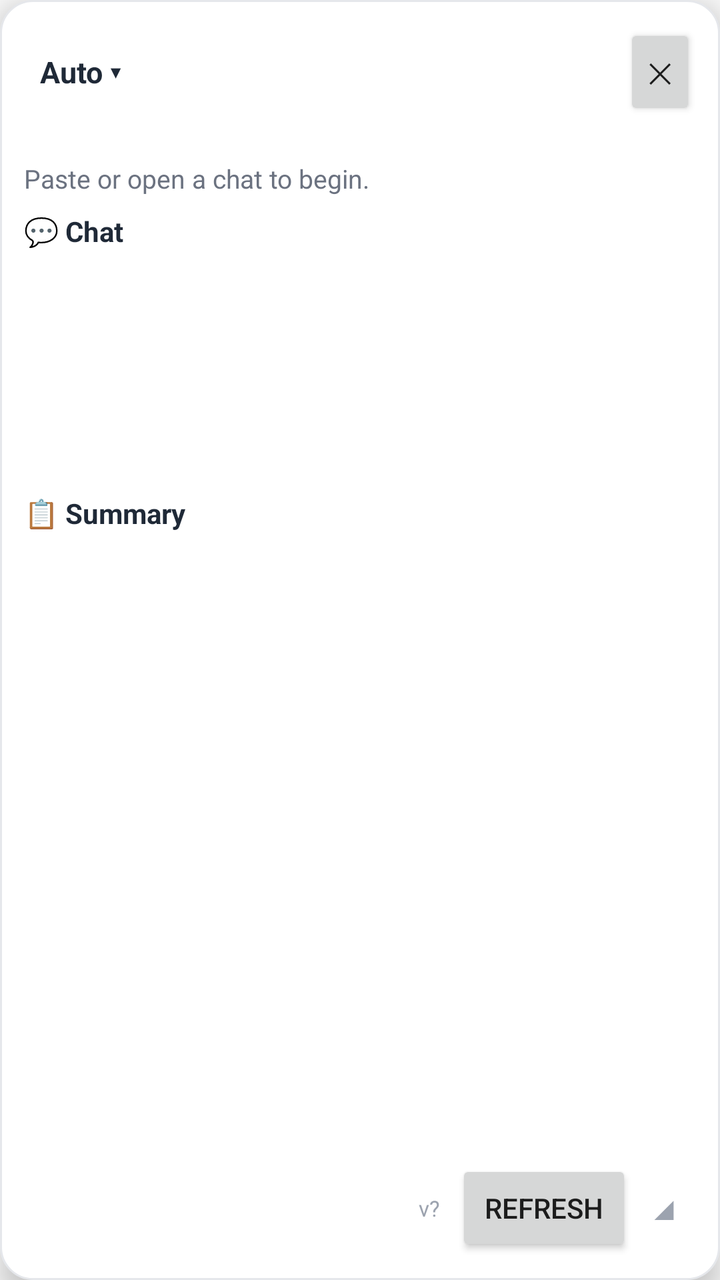
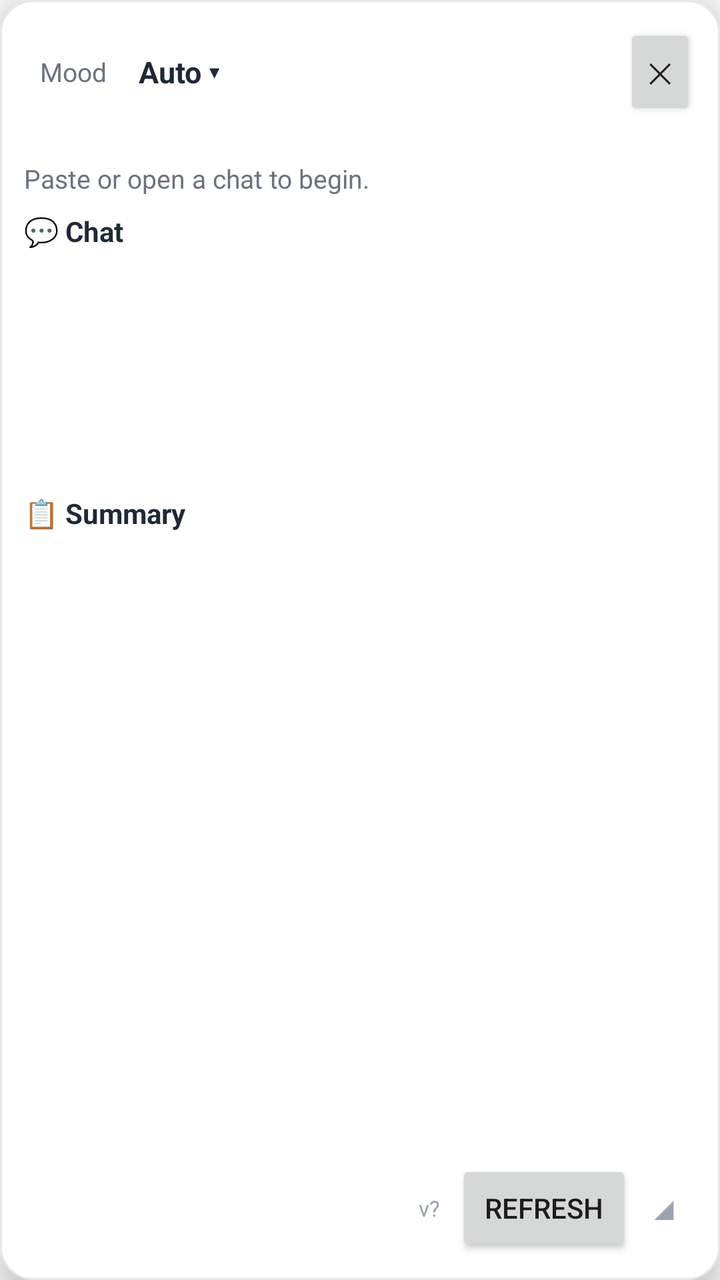

Compare the two renders of this Android layout. The source of the first and the diff that turns it into the second are given below.
<!-- AndroidManifest.xml: application theme Theme.ChatAssist -->
<!-- res/layout/overlay_panel.xml -->
<?xml version="1.0" encoding="utf-8"?>
<LinearLayout xmlns:android="http://schemas.android.com/apk/res/android"
    android:id="@+id/panelRoot"
    android:layout_width="320dp"
    android:layout_height="match_parent"
    android:background="@drawable/panel_background"
    android:elevation="8dp"
    android:orientation="vertical"
    android:padding="12dp">

    <LinearLayout
        android:id="@+id/panelHeader"
        android:layout_width="match_parent"
        android:layout_height="wrap_content"
        android:gravity="center_vertical"
        android:orientation="horizontal">

        <TextView
            android:id="@+id/toneButton"
            android:layout_width="0dp"
            android:layout_height="wrap_content"
            android:layout_weight="1"
            android:padding="8dp"
            android:text="Auto ▾"
            android:textColor="@color/ink"
            android:textSize="15sp"
            android:textStyle="bold" />

        <Button
            android:id="@+id/btnClose"
            android:layout_width="wrap_content"
            android:layout_height="wrap_content"
            android:minWidth="0dp"
            android:text="✕" />
    </LinearLayout>

    
    <LinearLayout
        android:id="@+id/toneOptions"
        android:layout_width="match_parent"
        android:layout_height="wrap_content"
        android:orientation="vertical"
        android:visibility="gone" />

    <TextView
        android:id="@+id/chatLabel"
        android:layout_width="wrap_content"
        android:layout_height="wrap_content"
        android:text=""
        android:textColor="#6B7280"
        android:textSize="12sp" />

    <TextView
        android:id="@+id/moodText"
        android:layout_width="wrap_content"
        android:layout_height="wrap_content"
        android:layout_marginTop="4dp"
        android:text="Paste or open a chat to begin."
        android:textColor="#6B7280"
        android:textSize="13sp" />

    <TextView
        android:id="@+id/chatToggle"
        android:layout_width="wrap_content"
        android:layout_height="wrap_content"
        android:layout_marginTop="8dp"
        android:text="💬 Chat"
        android:textColor="@color/ink"
        android:textSize="14sp"
        android:textStyle="bold" />

    <ScrollView
        android:id="@+id/chatScroll"
        android:layout_width="match_parent"
        android:layout_height="110dp"
        android:layout_marginTop="4dp">

        <LinearLayout
            android:id="@+id/chatRows"
            android:layout_width="match_parent"
            android:layout_height="wrap_content"
            android:orientation="vertical" />
    </ScrollView>

    <TextView
        android:id="@+id/summaryToggle"
        android:layout_width="wrap_content"
        android:layout_height="wrap_content"
        android:layout_marginTop="8dp"
        android:text="📋 Summary"
        android:textColor="@color/ink"
        android:textSize="14sp"
        android:textStyle="bold" />

    <ScrollView
        android:id="@+id/summaryScroll"
        android:layout_width="match_parent"
        android:layout_height="150dp"
        android:layout_marginTop="4dp"
        android:visibility="gone">

        <LinearLayout
            android:id="@+id/summaryRows"
            android:layout_width="match_parent"
            android:layout_height="wrap_content"
            android:orientation="vertical" />
    </ScrollView>

    <ScrollView
        android:layout_width="match_parent"
        android:layout_height="0dp"
        android:layout_marginTop="8dp"
        android:layout_weight="1"
        android:fillViewport="true">

        <LinearLayout
            android:id="@+id/suggestionList"
            android:layout_width="match_parent"
            android:layout_height="wrap_content"
            android:orientation="vertical" />
    </ScrollView>

    <LinearLayout
        android:layout_width="match_parent"
        android:layout_height="wrap_content"
        android:layout_marginTop="8dp"
        android:gravity="center_vertical"
        android:orientation="horizontal">

        <View
            android:layout_width="0dp"
            android:layout_height="0dp"
            android:layout_weight="1" />

        <TextView
            android:id="@+id/versionText"
            android:layout_width="wrap_content"
            android:layout_height="wrap_content"
            android:layout_gravity="center_vertical"
            android:layout_marginEnd="8dp"
            android:text="v?"
            android:textColor="#9CA3AF"
            android:textSize="11sp" />

        <Button
            android:id="@+id/btnRefresh"
            android:layout_width="wrap_content"
            android:layout_height="wrap_content"
            android:text="Refresh" />

        <TextView
            android:id="@+id/resizeHandle"
            android:layout_width="wrap_content"
            android:layout_height="wrap_content"
            android:padding="10dp"
            android:text="◢"
            android:textColor="#9CA3AF"
            android:textSize="16sp" />
    </LinearLayout>
</LinearLayout>
<!-- resources referenced by this layout -->
<resources>
  <color name="ink">#1F2937</color>
  <!-- drawable panel_background (drawable) -->
  <?xml version="1.0" encoding="utf-8"?>
  <shape xmlns:android="http://schemas.android.com/apk/res/android" android:shape="rectangle">
      <solid android:color="@color/white" />
      <corners android:radius="16dp" />
      <stroke android:width="1dp" android:color="#E5E7EB" />
  </shape>
  <style name="Theme.ChatAssist" parent="Theme.AppCompat.Light.NoActionBar">
          <item name="colorPrimary">@color/brand</item>
          <item name="colorPrimaryDark">@color/brand_dark</item>
          <item name="android:windowBackground">@color/paper</item>
      </style>
  <color name="white">#FFFFFF</color>
  <color name="brand">#DB2777</color>
  <color name="brand_dark">#9D174D</color>
  <color name="paper">#FAFAFA</color>
</resources>

<!-- the commit's change to res/layout/overlay_panel.xml (unified diff, before → after) -->
@@ -14,6 +14,15 @@
         android:layout_height="wrap_content"
         android:gravity="center_vertical"
         android:orientation="horizontal">
+
+        <TextView
+            android:id="@+id/moodLabel"
+            android:layout_width="wrap_content"
+            android:layout_height="wrap_content"
+            android:padding="8dp"
+            android:text="Mood"
+            android:textColor="#6B7280"
+            android:textSize="13sp" />
 
         <TextView
             android:id="@+id/toneButton"
